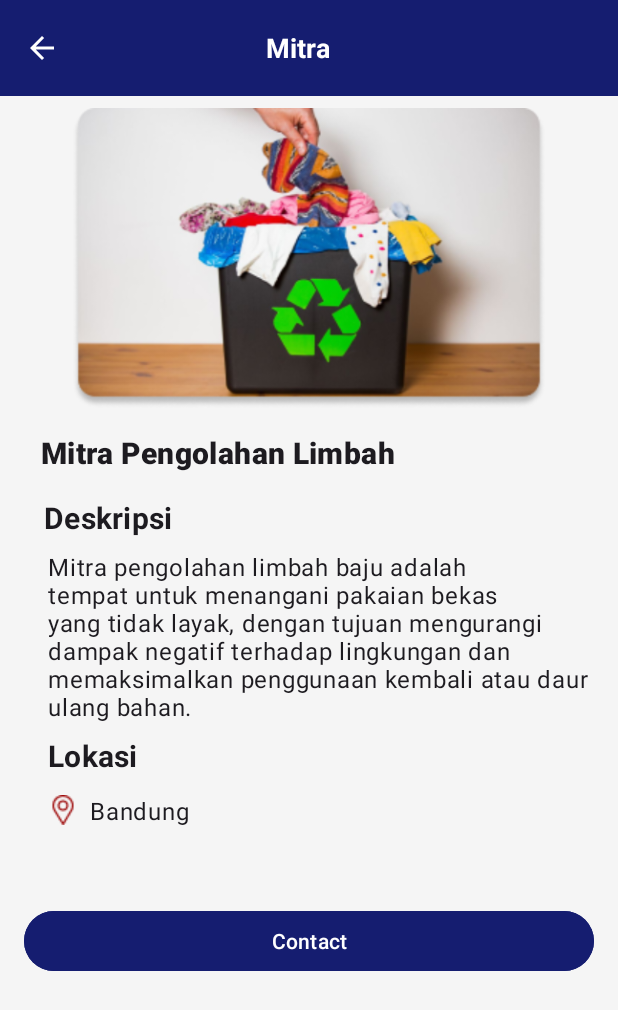
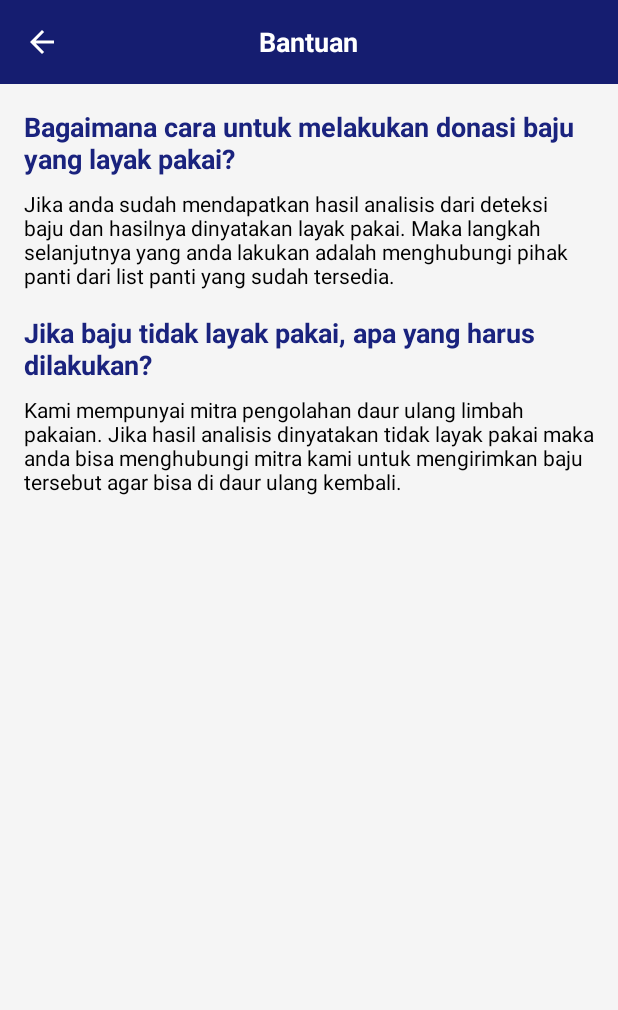
Before and after one commit to C241-PS306/mobile-development, an Android app: the BantuanActivity screen opened directly, with no data from a screen before it, on a phone screen of 412 x 824 dp. Shown: the top 1010 px of the screen. Run offline under Robolectric (Android 15) with nearby library versions, the phone set to English and light mode, and no system bars.

Commit message:
memperbarui ApiConfig

```diff
--- a/app/src/main/AndroidManifest.xml
+++ b/app/src/main/AndroidManifest.xml
@@ -3,6 +3,12 @@
     xmlns:tools="http://schemas.android.com/tools">
 
     <uses-permission android:name="android.permission.INTERNET" />
+    <uses-permission android:name="android.permission.CAMERA" />
+    <uses-permission android:name="android.permission.READ_EXTERNAL_STORAGE" />
+    <uses-permission android:name="android.permission.WRITE_EXTERNAL_STORAGE" />
+
+    <uses-feature android:name="android.hardware.camera" />
+
 
     <application
         android:allowBackup="true"
@@ -16,15 +22,19 @@
         tools:targetApi="31">
         <activity
             android:name=".ui.splashscreen.SplashActivity"
-            android:exported="false" />
+            android:exported="true" >
+
+            <intent-filter>
+                <action android:name="android.intent.action.MAIN" />
+
+                <category android:name="android.intent.category.LAUNCHER" />
+            </intent-filter>
+        </activity>
         <activity
             android:name=".ui.kebijakanprivasi.KebijakanPrivasiActivity"
             android:exported="false" />
         <activity
             android:name=".ui.detailmitra.DetailMitraActivity"
-            android:exported="false" />
-        <activity
-            android:name=".ui.detection.ResultActivity"
             android:exported="false" />
         <activity
             android:name=".ui.listpanti.ListPantiActivity"
@@ -34,9 +44,6 @@
             android:exported="false" />
         <activity
             android:name=".ui.welcome.WelcomeActivity"
-            android:exported="false" />
-        <activity
-            android:name=".ui.riwayat.RiwayatActivity"
             android:exported="false" />
         <activity
             android:name=".ui.bantuan.BantuanActivity"
--- a/app/src/main/java/com/dicoding/wearshare/data/api/ApiConfig.kt
+++ b/app/src/main/java/com/dicoding/wearshare/data/api/ApiConfig.kt
@@ -13,7 +13,7 @@ object ApiConfig {
             .addInterceptor(loggingInterceptor)
             .build()
         val retrofit = Retrofit.Builder()
-            .baseUrl("https://story-api.dicoding.dev/v1/")
+            .baseUrl(" https://wearshare-425404.et.r.appspot.com/")
             .addConverterFactory(GsonConverterFactory.create())
             .client(client)
             .build()
--- a/app/src/main/java/com/dicoding/wearshare/ui/bantuan/BantuanActivity.kt
+++ b/app/src/main/java/com/dicoding/wearshare/ui/bantuan/BantuanActivity.kt
@@ -12,7 +12,7 @@ class BantuanActivity : AppCompatActivity() {
         binding = ActivityBantuanBinding.inflate(layoutInflater)
         setContentView(binding.root)
 
-        binding.ivActionBack.setOnClickListener {
+        binding.icBack.setOnClickListener {
             onBackPressedDispatcher.onBackPressed()
         }
     }
--- a/app/src/main/java/com/dicoding/wearshare/ui/detection/Utils.kt
+++ b/app/src/main/java/com/dicoding/wearshare/ui/detection/Utils.kt
@@ -5,6 +5,7 @@ import android.content.Context
 import android.graphics.Bitmap
 import android.graphics.BitmapFactory
 import android.graphics.Matrix
+import android.media.ExifInterface
 import android.net.Uri
 import android.os.Build
 import android.os.Environment
@@ -12,7 +13,6 @@ import android.provider.MediaStore
 import android.widget.Toast
 import androidx.appcompat.app.AppCompatActivity
 import androidx.core.content.FileProvider
-import androidx.exifinterface.media.ExifInterface
 import java.io.ByteArrayOutputStream
 import java.io.File
 import java.io.FileOutputStream
--- a/app/src/main/res/layout/activity_bantuan.xml
+++ b/app/src/main/res/layout/activity_bantuan.xml
@@ -1,141 +1,84 @@
-<?xml version="1.0" encoding="utf-8"?>
-<androidx.constraintlayout.widget.ConstraintLayout xmlns:android="http://schemas.android.com/apk/res/android"
+<RelativeLayout xmlns:android="http://schemas.android.com/apk/res/android"
     xmlns:app="http://schemas.android.com/apk/res-auto"
     xmlns:tools="http://schemas.android.com/tools"
-    android:background="#f5f5f5"
     android:layout_width="match_parent"
     android:layout_height="match_parent"
-    tools:context=".ui.main.MainActivity">
+    android:background="#f5f5f5"
+    tools:context=".ui.bantuan.BantuanActivity">
 
-    <androidx.appcompat.widget.Toolbar
-        android:id="@+id/toolbar"
+    <!-- Top bar with back button and title -->
+    <RelativeLayout
+        android:id="@+id/top_bar"
         android:layout_width="match_parent"
-        android:layout_height="?attr/actionBarSize"
+        android:layout_height="56dp"
         android:background="@color/blue"
-        app:layout_constraintEnd_toEndOf="parent"
-        app:layout_constraintStart_toStartOf="parent"
-        app:layout_constraintTop_toTopOf="parent">
+        android:paddingStart="16dp"
+        android:paddingEnd="16dp">
 
         <ImageView
-            android:id="@+id/iv_action_back"
+            android:id="@+id/ic_back"
+            android:layout_width="24dp"
+            android:layout_height="24dp"
+            android:layout_centerVertical="true"
+            android:src="@drawable/ic_back"
+            android:contentDescription="@string/back_button_description"
+            app:tint="#fff" />
+
+        <TextView
+            android:id="@+id/title"
             android:layout_width="wrap_content"
             android:layout_height="wrap_content"
-            android:layout_marginEnd="120dp"
-            android:src="@drawable/ic_back"
-            app:tint="@color/white" />
+            android:layout_centerInParent="true"
+            android:text="@string/help"
+            android:textColor="#fff"
+            android:textSize="18sp"
+            android:textStyle="bold" />
+    </RelativeLayout>
 
+    <!-- Main content -->
+    <ScrollView
+        android:layout_width="match_parent"
+        android:layout_height="match_parent"
+        android:layout_below="@id/top_bar"
+        android:padding="16dp">
+
+        <LinearLayout
+            android:layout_width="match_parent"
+            android:layout_height="wrap_content"
+            android:orientation="vertical">
 
             <TextView
-            android:id="@+id/custom_title"
                 android:layout_width="wrap_content"
                 android:layout_height="wrap_content"
-            android:text="@string/title_mitra"
-            android:textColor="@color/white"
-            android:layout_gravity="center"
+                android:text="@string/how_to_donate_title"
+                android:textColor="#1a237e"
                 android:textSize="18sp"
                 android:textStyle="bold"
-            android:layout_marginStart="32dp"
-            android:layout_marginEnd="32dp"
-            android:textAlignment="center"/>
-
-    </androidx.appcompat.widget.Toolbar>
-
-    <ImageView
-        android:id="@+id/imageView"
-        android:layout_width="0dp"
-        android:layout_height="200dp"
-        android:layout_marginTop="72dp"
-        android:contentDescription="@string/app_name"
-        android:src="@drawable/img_mitra_pengolahan"
-        app:layout_constraintEnd_toEndOf="parent"
-        app:layout_constraintHorizontal_bias="0.0"
-        app:layout_constraintStart_toStartOf="parent"
-        app:layout_constraintTop_toTopOf="parent"
-        app:shapeAppearanceOverlay="@style/RoundedImageView"/>
+                android:layout_marginBottom="8dp"/>
 
             <TextView
-        android:id="@+id/locationTextView"
                 android:layout_width="wrap_content"
                 android:layout_height="wrap_content"
-        android:layout_marginStart="20dp"
-        android:layout_marginTop="12dp"
-        android:drawableStart="@drawable/location"
-        android:drawablePadding="8dp"
-        android:text="@string/lokasi_mitra"
-        android:textAppearance="?attr/textAppearanceBody1"
-        app:layout_constraintEnd_toEndOf="parent"
-        app:layout_constraintHorizontal_bias="0.041"
-        app:layout_constraintStart_toStartOf="parent"
-        app:layout_constraintTop_toBottomOf="@+id/locationTitleTextView" />
-
-    <Button
-        android:id="@+id/contactButton"
-        android:layout_width="0dp"
-        android:layout_height="wrap_content"
-        android:layout_marginStart="16dp"
-        android:layout_marginTop="52dp"
-        android:layout_marginEnd="16dp"
-        android:backgroundTint="@color/blue"
-        android:text="@string/contact"
-        app:layout_constraintEnd_toEndOf="parent"
-        app:layout_constraintHorizontal_bias="0.0"
-        app:layout_constraintStart_toStartOf="parent"
-        app:layout_constraintTop_toBottomOf="@+id/locationTextView" />
+                android:text="@string/how_to_donate_description"
+                android:textColor="#000"
+                android:textSize="14sp"
+                android:layout_marginBottom="16dp"/>
 
             <TextView
-        android:id="@+id/descriptionTextView"
-        android:layout_width="0dp"
+                android:layout_width="wrap_content"
                 android:layout_height="wrap_content"
-        android:layout_marginStart="32dp"
-        android:layout_marginTop="8dp"
-        android:layout_marginEnd="16dp"
-        android:text="@string/deskripsi_mitra"
-        android:textAppearance="?attr/textAppearanceBody1"
-
-        app:layout_constraintEnd_toEndOf="parent"
-        app:layout_constraintHorizontal_bias="1.0"
-        app:layout_constraintStart_toStartOf="parent"
-        app:layout_constraintTop_toBottomOf="@+id/descriptionTitleTextView" />
+                android:text="@string/how_to_recycle_title"
+                android:textColor="#1a237e"
+                android:textSize="18sp"
+                android:textStyle="bold"
+                android:layout_marginBottom="8dp"/>
 
             <TextView
-        android:id="@+id/titleTextView"
                 android:layout_width="wrap_content"
                 android:layout_height="wrap_content"
-        android:layout_marginTop="16dp"
-        android:textStyle="bold"
-        android:text="@string/title_mitrapengolahan"
-        android:textAppearance="?attr/textAppearanceHeadline6"
-        app:layout_constraintEnd_toEndOf="parent"
-        app:layout_constraintHorizontal_bias="0.156"
-        app:layout_constraintStart_toStartOf="parent"
-        app:layout_constraintTop_toBottomOf="@+id/imageView" />
-
-    <TextView
-        android:id="@+id/descriptionTitleTextView"
-        android:layout_width="wrap_content"
-        android:layout_height="wrap_content"
-        android:layout_marginTop="16dp"
-        android:text="@string/Deskripsi"
-        android:textAppearance="?attr/textAppearanceSubtitle1"
-        android:textSize="20dp"
-        android:textStyle="bold"
-        app:layout_constraintEnd_toEndOf="parent"
-        app:layout_constraintHorizontal_bias="0.089"
-        app:layout_constraintStart_toStartOf="parent"
-        app:layout_constraintTop_toBottomOf="@+id/titleTextView" />
-
-    <TextView
-        android:id="@+id/locationTitleTextView"
-        android:layout_width="wrap_content"
-        android:layout_height="wrap_content"
-        android:layout_marginTop="8dp"
-        android:text="@string/Lokasi"
-        android:textAppearance="?attr/textAppearanceSubtitle1"
-        android:textSize="20dp"
-        android:textStyle="bold"
-        app:layout_constraintEnd_toEndOf="parent"
-        app:layout_constraintHorizontal_bias="0.091"
-        app:layout_constraintStart_toStartOf="parent"
-        app:layout_constraintTop_toBottomOf="@+id/descriptionTextView" />
-
-</androidx.constraintlayout.widget.ConstraintLayout>
+                android:text="@string/how_to_recycle_description"
+                android:textColor="#000"
+                android:textSize="14sp"/>
+        </LinearLayout>
+    </ScrollView>
+</RelativeLayout>
--- a/app/src/main/res/values/themes.xml
+++ b/app/src/main/res/values/themes.xml
@@ -2,7 +2,7 @@
     <!-- Base application theme. -->
     <style name="Theme.WearShare" parent="Theme.Material3.DayNight.NoActionBar">
         <!-- Primary brand color. -->
-        <item name="colorPrimaryVariant">@color/purple_700</item>
+        <item name="colorPrimaryVariant">@color/blue</item>
         <item name="colorOnPrimary">@color/white</item>
         <item name="colorPrimary">@color/blue</item>
         <!-- Secondary brand color. -->
```
Lines whose indentation alone changed are shown as unchanged.
